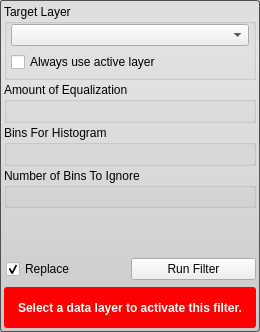
First picture: the form in src/Interface/ToolInterface/HistogramEqualizationFilterInterface.ui, repository rblake/seg3d2, before the edit.
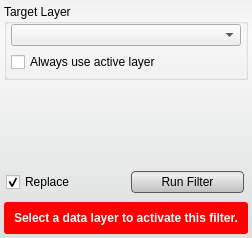
Second picture: the form after the edit. Custom widgets are drawn as their Qt base class.

Diff of the .ui file:
```diff
--- a/src/Interface/ToolInterface/HistogramEqualizationFilterInterface.ui
+++ b/src/Interface/ToolInterface/HistogramEqualizationFilterInterface.ui
@@ -6,8 +6,8 @@
    <rect>
     <x>0</x>
     <y>0</y>
-    <width>260</width>
-    <height>332</height>
+    <width>252</width>
+    <height>238</height>
    </rect>
   </property>
   <property name="windowTitle">
@@ -16,14 +16,32 @@
   <property name="styleSheet">
    <string notr="true">QWidget#HistogramEqualizationFilterInterface{
 	border-radius: 3px;
-	border: 1px solid rgb(80, 80,80);
-	background-color: qlineargradient(spread:pad, x1:0.5, y1:0, x2:0.5, y2:0.960227, stop:0 rgba(221, 221, 221, 255), stop:0.155779 rgba(228, 228, 228, 255), stop:1 rgba(202, 204, 204, 255));      
+	background-color: qlineargradient(spread:pad, x1:0.5, y1:0, x2:0.5, y2:0.960227, stop:0 rgba(241, 241, 241, 255), stop:0.155779 rgba(250, 250, 250, 255), stop:1 rgba(222, 224, 224, 255));       
 }
-</string>
+QPushButton{
+	background-color: qlineargradient(spread:pad, x1:0.5, y1:0, x2:0.5, y2:0.960227, stop:0 rgba(221, 221, 221, 255), stop:0.155779 rgba(238, 238, 238, 255), stop:1 rgba(192, 194, 194, 255));
+	border-radius: 4px;
+	border: 1px solid rgb(90, 90, 90);
+	margin:4px;
+}
+
+QPushButton:hover{
+	background-color: qlineargradient(spread:pad, x1:0.5, y1:0, x2:0.5, y2:1, stop:0 rgba(195, 195, 195, 255), stop:0.253769 rgba(206, 206, 206, 255), stop:1 rgba(185, 185, 185, 255));
+	border-radius: 4px;
+	border: 1px solid rgb(90, 90, 90);
+	margin:4px;
+}
+
+QPushButton:pressed{
+	background-color: qlineargradient(spread:pad, x1:0.5, y1:0, x2:0.5, y2:1, stop:0 rgba(150, 150, 150, 255), stop:0.753769 rgba(206, 206, 206, 255), stop:1 rgba(185, 185, 185, 255));
+	border-radius: 4px;
+	border: 1px solid rgb(90, 90, 90);
+	margin:4px;
+}</string>
   </property>
   <layout class="QVBoxLayout" name="verticalLayout">
    <property name="spacing">
-    <number>2</number>
+    <number>4</number>
    </property>
    <property name="margin">
     <number>4</number>
@@ -100,76 +118,13 @@
     </widget>
    </item>
    <item>
-    <widget class="QGroupBox" name="groupBox">
-     <property name="title">
-      <string>Amount of Equalization</string>
-     </property>
-     <layout class="QHBoxLayout" name="horizontalLayout_3">
-      <property name="leftMargin">
-       <number>4</number>
-      </property>
-      <property name="topMargin">
-       <number>2</number>
-      </property>
-      <property name="rightMargin">
-       <number>4</number>
-      </property>
-      <property name="bottomMargin">
-       <number>4</number>
-      </property>
-      <item>
-       <widget class="QtUtils::QtSliderDoubleCombo" name="amount_" native="true"/>
-      </item>
-     </layout>
-    </widget>
+    <widget class="QtUtils::QtSliderDoubleCombo" name="amount_" native="true"/>
    </item>
    <item>
-    <widget class="QGroupBox" name="groupBox_2">
-     <property name="title">
-      <string>Bins For Histogram</string>
-     </property>
-     <layout class="QHBoxLayout" name="horizontalLayout_4">
-      <property name="leftMargin">
-       <number>4</number>
-      </property>
-      <property name="topMargin">
-       <number>2</number>
-      </property>
-      <property name="rightMargin">
-       <number>4</number>
-      </property>
-      <property name="bottomMargin">
-       <number>4</number>
-      </property>
-      <item>
-       <widget class="QtUtils::QtLogSliderIntCombo" name="bins_" native="true"/>
-      </item>
-     </layout>
-    </widget>
+    <widget class="QtUtils::QtLogSliderIntCombo" name="bins_" native="true"/>
    </item>
    <item>
-    <widget class="QGroupBox" name="groupBox_3">
-     <property name="title">
-      <string>Number of Bins To Ignore</string>
-     </property>
-     <layout class="QHBoxLayout" name="horizontalLayout_5">
-      <property name="leftMargin">
-       <number>4</number>
-      </property>
-      <property name="topMargin">
-       <number>2</number>
-      </property>
-      <property name="rightMargin">
-       <number>4</number>
-      </property>
-      <property name="bottomMargin">
-       <number>4</number>
-      </property>
-      <item>
-       <widget class="QtUtils::QtSliderIntCombo" name="ignore_bins_" native="true"/>
-      </item>
-     </layout>
-    </widget>
+    <widget class="QtUtils::QtSliderIntCombo" name="ignore_bins_" native="true"/>
    </item>
    <item>
     <widget class="QtUtils::QtHistogramWidget" name="histogram_" native="true"/>
@@ -216,6 +171,12 @@
       </item>
       <item>
        <widget class="QPushButton" name="runFilterButton">
+        <property name="minimumSize">
+         <size>
+          <width>0</width>
+          <height>30</height>
+         </size>
+        </property>
         <property name="text">
          <string>Run Filter</string>
         </property>
@@ -269,23 +230,23 @@
   </layout>
  </widget>
  <customwidgets>
+  <customwidget>
+   <class>QtUtils::QtSliderDoubleCombo</class>
+   <extends>QWidget</extends>
+   <header location="global">QtUtils/Widgets/QtSliderDoubleCombo.h</header>
+   <container>1</container>
+  </customwidget>
+  <customwidget>
+   <class>QtUtils::QtSliderIntCombo</class>
+   <extends>QWidget</extends>
+   <header location="global">QtUtils/Widgets/QtSliderIntCombo.h</header>
+   <container>1</container>
+  </customwidget>
   <customwidget>
    <class>QtUtils::QtDropableComboBox</class>
    <extends>QComboBox</extends>
    <header location="global">QtUtils/Widgets/QtDropableComboBox.h</header>
   </customwidget>
-  <customwidget>
-   <class>QtUtils::QtSliderIntCombo</class>
-   <extends>QWidget</extends>
-   <header location="global">QtUtils/Widgets/QtSliderIntCombo.h</header>
-   <container>1</container>
-  </customwidget>
-  <customwidget>
-   <class>QtUtils::QtSliderDoubleCombo</class>
-   <extends>QWidget</extends>
-   <header location="global">QtUtils/Widgets/QtSliderDoubleCombo.h</header>
-   <container>1</container>
-  </customwidget>
   <customwidget>
    <class>QtUtils::QtLogSliderIntCombo</class>
    <extends>QWidget</extends>
```
